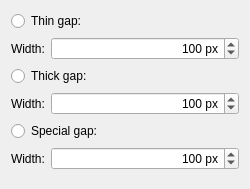
Old version of the form plugins/tools/tool_knife/KisToolKnifeOptionsWidget.ui in the repository KDE/krita.
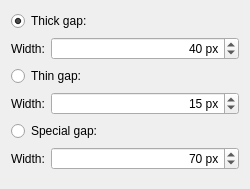
New version of the form.

Commit message:
Fix default values for gaps in Knife Tool
Before this commit, all spinboxes would hold a default value of 100,
had a minimum value of 0, the Thin and Thick labels were switched,
and the Thick value wasn't selected by default.
This commit adds a sane value for every type of gap for a A4 300dpi
image (considered default in Krita), changes the minimum value to 0
(in case someone needs it - it still works correctly) and the Thick type
is selected by default.

Diff of the .ui file:
```diff
--- a/plugins/tools/tool_knife/KisToolKnifeOptionsWidget.ui
+++ b/plugins/tools/tool_knife/KisToolKnifeOptionsWidget.ui
@@ -18,7 +18,10 @@
    <item>
     <widget class="QRadioButton" name="thickGapWidthRadioButton">
      <property name="text">
-      <string>Thin gap:</string>
+      <string>Thick gap:</string>
+     </property>
+     <property name="checked">
+      <bool>true</bool>
      </property>
     </widget>
    </item>
@@ -55,7 +58,7 @@
         <string> px</string>
        </property>
        <property name="minimum">
-        <number>1</number>
+        <number>0</number>
        </property>
        <property name="maximum">
         <number>4000</number>
@@ -64,7 +67,7 @@
         <number>50</number>
        </property>
        <property name="value">
-        <number>100</number>
+        <number>40</number>
        </property>
       </widget>
      </item>
@@ -73,7 +76,7 @@
    <item>
     <widget class="QRadioButton" name="thinGapWidthRadioButton">
      <property name="text">
-      <string>Thick gap:</string>
+      <string>Thin gap:</string>
      </property>
     </widget>
    </item>
@@ -110,7 +113,7 @@
         <string> px</string>
        </property>
        <property name="minimum">
-        <number>1</number>
+        <number>0</number>
        </property>
        <property name="maximum">
         <number>4000</number>
@@ -119,7 +122,7 @@
         <number>50</number>
        </property>
        <property name="value">
-        <number>100</number>
+        <number>15</number>
        </property>
       </widget>
      </item>
@@ -165,7 +168,7 @@
         <string> px</string>
        </property>
        <property name="minimum">
-        <number>1</number>
+        <number>0</number>
        </property>
        <property name="maximum">
         <number>4000</number>
@@ -174,7 +177,7 @@
         <number>50</number>
        </property>
        <property name="value">
-        <number>100</number>
+        <number>70</number>
        </property>
       </widget>
      </item>
```
